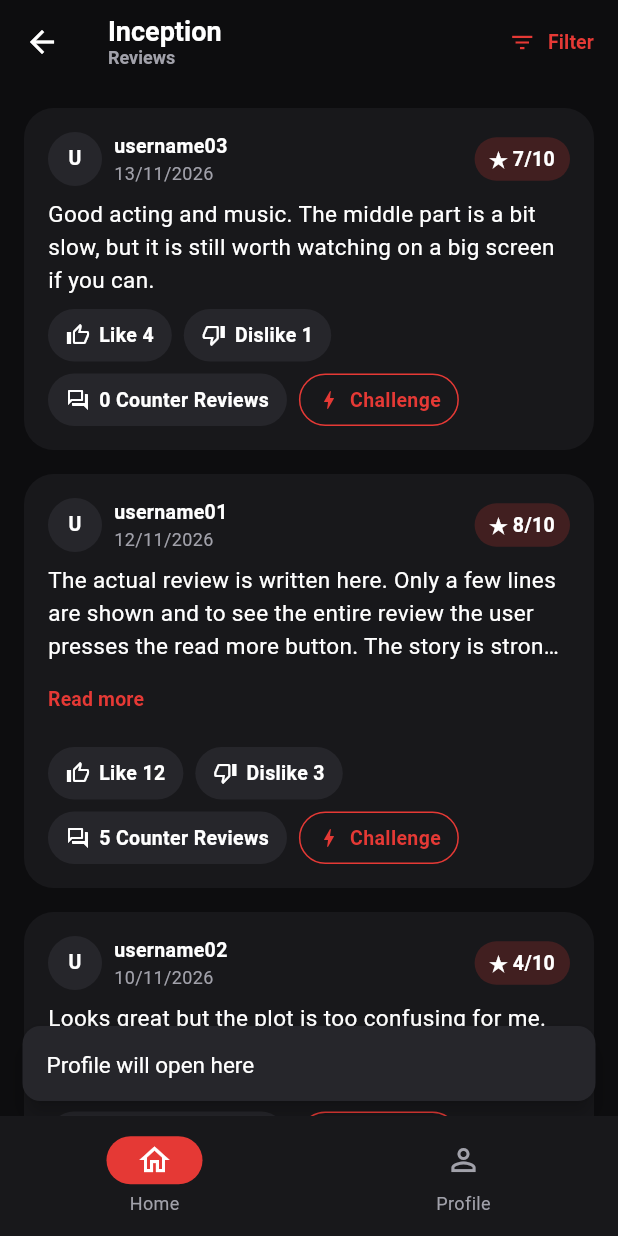
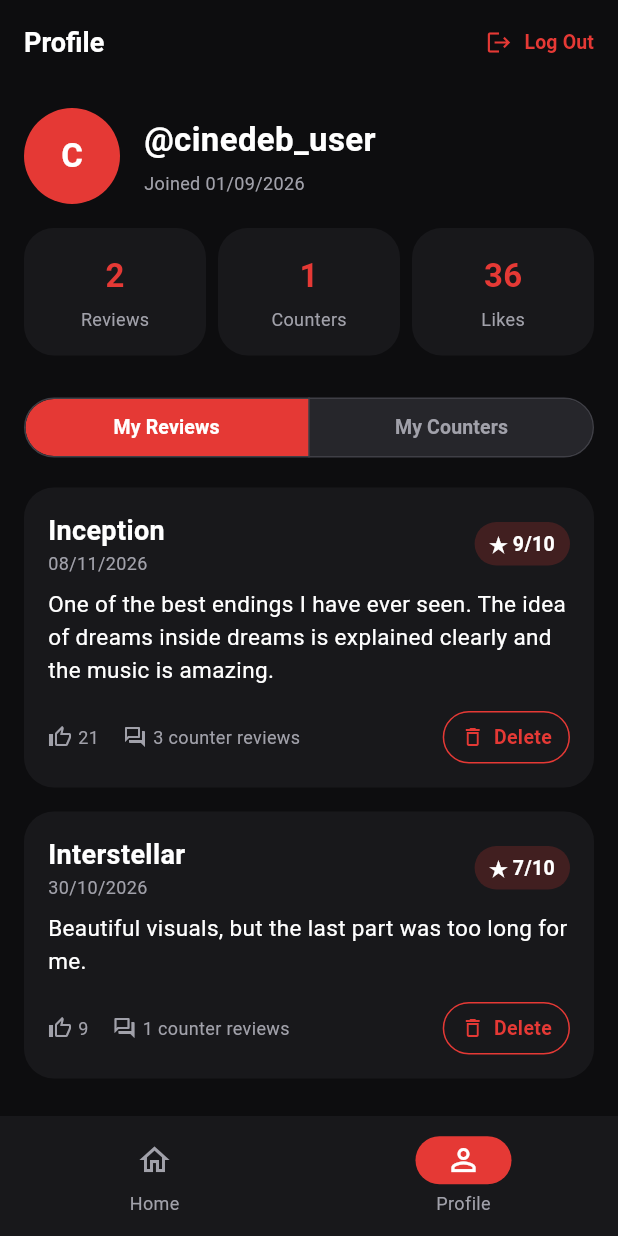
Before and after one commit to EdizKarli/CS310-Project_Group-4, a Flutter app: the ReviewsScreen screen opened directly, item 2 of the bottom bar chosen, on a phone screen of 412 x 824 dp. Run offline on Flutter 3.47's test engine with Material 3 defaults, Android fonts, the phone set to English and light mode, and no system bars.

Commit message:
Profile Screen added

```diff
--- a/lib/screens/counter_reviews_screen.dart
+++ b/lib/screens/counter_reviews_screen.dart
@@ -5,6 +5,7 @@ import '../models/review.dart';
 import '../utils/app_colors.dart';
 import '../utils/app_styles.dart';
 import '../widgets/review_widgets.dart';
+import 'profile_screen.dart';
 
 class CounterReviewsScreen extends StatefulWidget {
   const CounterReviewsScreen({super.key, required this.review});
@@ -168,8 +169,14 @@ class _CounterReviewsScreenState extends State<CounterReviewsScreen> {
       bottomNavigationBar: NavigationBar(
         selectedIndex: 0,
         onDestinationSelected: (int index) {
-          _showMessage(
-              index == 0 ? 'Home will open here' : 'Profile will open here');
+          if (index == 1) {
+            Navigator.push(
+              context,
+              MaterialPageRoute<void>(builder: (_) => const ProfileScreen()),
+            );
+          } else {
+            _showMessage('Home will open here');
+          }
         },
         destinations: const <Widget>[
           NavigationDestination(icon: Icon(Icons.home_outlined), label: 'Home'),
--- /dev/null
+++ b/lib/screens/profile_screen.dart
@@ -0,0 +1,399 @@
+import 'package:flutter/material.dart';
+
+import '../models/counter_review.dart';
+import '../models/review.dart';
+import '../utils/app_colors.dart';
+import '../utils/app_styles.dart';
+import '../widgets/review_widgets.dart';
+import 'login_screen.dart';
+
+class ProfileScreen extends StatefulWidget {
+  const ProfileScreen({super.key});
+
+  @override
+  State<ProfileScreen> createState() => _ProfileScreenState();
+}
+
+class _MyReview {
+  _MyReview({required this.movieTitle, required this.review});
+
+  final String movieTitle;
+  final Review review;
+}
+
+class _MyCounter {
+  _MyCounter({
+    required this.movieTitle,
+    required this.originalAuthor,
+    required this.counter,
+  });
+
+  final String movieTitle;
+  final String originalAuthor;
+  final CounterReview counter;
+}
+
+class _ProfileScreenState extends State<ProfileScreen> {
+  final String _username = 'cinedeb_user';
+  final DateTime _joinDate = DateTime(2026, 9, 1);
+
+  int _tab = 0;
+
+  final List<_MyReview> _myReviews = <_MyReview>[
+    _MyReview(
+      movieTitle: 'Inception',
+      review: Review(
+        id: 101,
+        username: 'cinedeb_user',
+        date: DateTime(2026, 11, 8),
+        rating: 9,
+        text: 'One of the best endings I have ever seen. The idea of dreams '
+            'inside dreams is explained clearly and the music is amazing.',
+        likes: 21,
+        dislikes: 2,
+        counterReviews: sampleCounterReviews(3),
+      ),
+    ),
+    _MyReview(
+      movieTitle: 'Interstellar',
+      review: Review(
+        id: 102,
+        username: 'cinedeb_user',
+        date: DateTime(2026, 10, 30),
+        rating: 7,
+        text: 'Beautiful visuals, but the last part was too long for me.',
+        likes: 9,
+        dislikes: 4,
+        counterReviews: sampleCounterReviews(1),
+      ),
+    ),
+  ];
+
+  final List<_MyCounter> _myCounters = <_MyCounter>[
+    _MyCounter(
+      movieTitle: 'Inception',
+      originalAuthor: 'username02',
+      counter: CounterReview(
+        username: 'cinedeb_user',
+        date: DateTime(2026, 11, 11),
+        text: 'The plot is not confusing if you watch the first half '
+            'carefully. Every rule is explained before it is used.',
+        likes: 6,
+        dislikes: 1,
+      ),
+    ),
+  ];
+
+  int get _totalLikes {
+    int total = 0;
+    for (final _MyReview r in _myReviews) {
+      total += r.review.likes;
+    }
+    for (final _MyCounter c in _myCounters) {
+      total += c.counter.likes;
+    }
+    return total;
+  }
+
+  void _showMessage(String text) {
+    ScaffoldMessenger.of(context)
+      ..hideCurrentSnackBar()
+      ..showSnackBar(SnackBar(content: Text(text)));
+  }
+
+  void _deleteReview(_MyReview item) {
+    setState(() => _myReviews.remove(item));
+    _showMessage('Review deleted');
+  }
+
+  void _deleteCounter(_MyCounter item) {
+    setState(() => _myCounters.remove(item));
+    _showMessage('Counter review deleted');
+  }
+
+  Future<void> _confirmLogOut() async {
+    final bool? confirmed = await showDialog<bool>(
+      context: context,
+      builder: (BuildContext dialogContext) => AlertDialog(
+        title: const Text('Log out?'),
+        content: const Text('You will need to log in again to use CineDeb.'),
+        actions: <Widget>[
+          TextButton(
+            onPressed: () => Navigator.pop(dialogContext, false),
+            child: const Text('Cancel'),
+          ),
+          TextButton(
+            onPressed: () => Navigator.pop(dialogContext, true),
+            child: const Text('Log Out'),
+          ),
+        ],
+      ),
+    );
+
+    if (confirmed != true || !mounted) return;
+
+    Navigator.pushAndRemoveUntil(
+      context,
+      MaterialPageRoute<void>(builder: (_) => const LoginScreen()),
+      (Route<dynamic> route) => false,
+    );
+  }
+
+  @override
+  Widget build(BuildContext context) {
+    return Scaffold(
+      appBar: AppBar(
+        automaticallyImplyLeading: false,
+        title: const Text('Profile'),
+        actions: <Widget>[
+          TextButton.icon(
+            onPressed: _confirmLogOut,
+            icon: const Icon(Icons.logout),
+            label: const Text('Log Out'),
+          ),
+        ],
+      ),
+      body: ListView(
+        padding: const EdgeInsets.all(AppSpacing.m),
+        children: <Widget>[
+          _ProfileHeader(username: _username, joinDate: _joinDate),
+          const SizedBox(height: AppSpacing.m),
+          Row(
+            children: <Widget>[
+              Expanded(
+                child: _StatBox(value: _myReviews.length, label: 'Reviews'),
+              ),
+              const SizedBox(width: AppSpacing.s),
+              Expanded(
+                child: _StatBox(value: _myCounters.length, label: 'Counters'),
+              ),
+              const SizedBox(width: AppSpacing.s),
+              Expanded(
+                child: _StatBox(value: _totalLikes, label: 'Likes'),
+              ),
+            ],
+          ),
+          const SizedBox(height: AppSpacing.l),
+          SegmentedButton<int>(
+            segments: const <ButtonSegment<int>>[
+              ButtonSegment<int>(value: 0, label: Text('My Reviews')),
+              ButtonSegment<int>(value: 1, label: Text('My Counters')),
+            ],
+            selected: <int>{_tab},
+            showSelectedIcon: false,
+            onSelectionChanged: (Set<int> s) => setState(() => _tab = s.first),
+          ),
+          const SizedBox(height: AppSpacing.m),
+          if (_tab == 0) ..._buildReviewList() else ..._buildCounterList(),
+        ],
+      ),
+      bottomNavigationBar: NavigationBar(
+        selectedIndex: 1,
+        onDestinationSelected: (int index) {
+          if (index == 0) Navigator.maybePop(context);
+        },
+        destinations: const <Widget>[
+          NavigationDestination(icon: Icon(Icons.home_outlined), label: 'Home'),
+          NavigationDestination(
+              icon: Icon(Icons.person_outline), label: 'Profile'),
+        ],
+      ),
+    );
+  }
+
+  List<Widget> _buildReviewList() {
+    if (_myReviews.isEmpty) {
+      return const <Widget>[_EmptyText('You have not written any reviews yet.')];
+    }
+    return <Widget>[
+      for (final _MyReview item in _myReviews)
+        Padding(
+          padding: const EdgeInsets.only(bottom: AppSpacing.m),
+          child: _ProfileItemCard(
+            title: item.movieTitle,
+            subtitle: formatDate(item.review.date),
+            text: item.review.text,
+            rating: item.review.rating,
+            likes: item.review.likes,
+            counterCount: item.review.counterCount,
+            onDelete: () => _deleteReview(item),
+          ),
+        ),
+    ];
+  }
+
+  List<Widget> _buildCounterList() {
+    if (_myCounters.isEmpty) {
+      return const <Widget>[
+        _EmptyText('You have not written any counter reviews yet.'),
+      ];
+    }
+    return <Widget>[
+      for (final _MyCounter item in _myCounters)
+        Padding(
+          padding: const EdgeInsets.only(bottom: AppSpacing.m),
+          child: _ProfileItemCard(
+            title: item.movieTitle,
+            subtitle: 'On ${item.originalAuthor}\'s review · '
+                '${formatDate(item.counter.date)}',
+            text: item.counter.text,
+            likes: item.counter.likes,
+            onDelete: () => _deleteCounter(item),
+          ),
+        ),
+    ];
+  }
+}
+
+class _ProfileHeader extends StatelessWidget {
+  const _ProfileHeader({required this.username, required this.joinDate});
+
+  final String username;
+  final DateTime joinDate;
+
+  @override
+  Widget build(BuildContext context) {
+    return Row(
+      children: <Widget>[
+        CircleAvatar(
+          radius: 32,
+          backgroundColor: AppColors.red,
+          child: Text(
+            username[0].toUpperCase(),
+            style: AppText.h2,
+          ),
+        ),
+        const SizedBox(width: AppSpacing.m),
+        Expanded(
+          child: Column(
+            crossAxisAlignment: CrossAxisAlignment.start,
+            children: <Widget>[
+              Text('@$username', style: AppText.h2),
+              const SizedBox(height: AppSpacing.xs),
+              Text('Joined ${formatDate(joinDate)}', style: AppText.caption),
+            ],
+          ),
+        ),
+      ],
+    );
+  }
+}
+
+class _StatBox extends StatelessWidget {
+  const _StatBox({required this.value, required this.label});
+
+  final int value;
+  final String label;
+
+  @override
+  Widget build(BuildContext context) {
+    return Card(
+      child: Padding(
+        padding: const EdgeInsets.symmetric(vertical: AppSpacing.m),
+        child: Column(
+          children: <Widget>[
+            Text('$value', style: AppText.h2.copyWith(color: AppColors.red)),
+            const SizedBox(height: AppSpacing.xs),
+            Text(label, style: AppText.caption),
+          ],
+        ),
+      ),
+    );
+  }
+}
+
+class _ProfileItemCard extends StatelessWidget {
+  const _ProfileItemCard({
+    required this.title,
+    required this.subtitle,
+    required this.text,
+    required this.likes,
+    required this.onDelete,
+    this.rating,
+    this.counterCount,
+  });
+
+  final String title;
+  final String subtitle;
+  final String text;
+  final int likes;
+  final VoidCallback onDelete;
+  final int? rating;
+  final int? counterCount;
+
+  @override
+  Widget build(BuildContext context) {
+    return Card(
+      child: Padding(
+        padding: const EdgeInsets.all(AppSpacing.m),
+        child: Column(
+          crossAxisAlignment: CrossAxisAlignment.start,
+          children: <Widget>[
+            Row(
+              children: <Widget>[
+                Expanded(
+                  child: Column(
+                    crossAxisAlignment: CrossAxisAlignment.start,
+                    children: <Widget>[
+                      Text(title, style: AppText.title),
+                      Text(subtitle, style: AppText.caption),
+                    ],
+                  ),
+                ),
+                if (rating != null) RatingBadge(rating: rating!),
+              ],
+            ),
+            const SizedBox(height: AppSpacing.s),
+            Text(
+              text,
+              style: AppText.body,
+              maxLines: 3,
+              overflow: TextOverflow.ellipsis,
+            ),
+            const SizedBox(height: AppSpacing.m),
+            Row(
+              children: <Widget>[
+                const Icon(Icons.thumb_up_alt_outlined,
+                    size: 16, color: AppColors.textSecondary),
+                const SizedBox(width: AppSpacing.xs),
+                Text('$likes', style: AppText.caption),
+                if (counterCount != null) ...<Widget>[
+                  const SizedBox(width: AppSpacing.m),
+                  const Icon(Icons.forum_outlined,
+                      size: 16, color: AppColors.textSecondary),
+                  const SizedBox(width: AppSpacing.xs),
+                  Text('$counterCount counter reviews', style: AppText.caption),
+                ],
+                const Spacer(),
+                PillButton(
+                  icon: Icons.delete_outline,
+                  label: 'Delete',
+                  outlined: true,
+                  onTap: onDelete,
+                ),
+              ],
+            ),
+          ],
+        ),
+      ),
+    );
+  }
+}
+
+class _EmptyText extends StatelessWidget {
+  const _EmptyText(this.text);
+
+  final String text;
+
+  @override
+  Widget build(BuildContext context) {
+    return Padding(
+      padding: const EdgeInsets.symmetric(vertical: AppSpacing.l),
+      child: Text(
+        text,
+        style: AppText.bodySecondary,
+        textAlign: TextAlign.center,
+      ),
+    );
+  }
+}
--- a/lib/screens/reviews_screen.dart
+++ b/lib/screens/reviews_screen.dart
@@ -6,6 +6,7 @@ import '../utils/app_colors.dart';
 import '../utils/app_styles.dart';
 import '../widgets/review_widgets.dart';
 import 'counter_reviews_screen.dart';
+import 'profile_screen.dart';
 
 enum ReviewSort { newest, highestRating, mostLiked }
 
@@ -257,7 +258,14 @@ class _ReviewsScreenState extends State<ReviewsScreen> {
       bottomNavigationBar: NavigationBar(
         selectedIndex: 0,
         onDestinationSelected: (int index) {
-          _showMessage(index == 0 ? 'Home will open here' : 'Profile will open here');
+          if (index == 1) {
+            Navigator.push(
+              context,
+              MaterialPageRoute<void>(builder: (_) => const ProfileScreen()),
+            );
+          } else {
+            _showMessage('Home will open here');
+          }
         },
         destinations: const <Widget>[
           NavigationDestination(icon: Icon(Icons.home_outlined), label: 'Home'),
```
